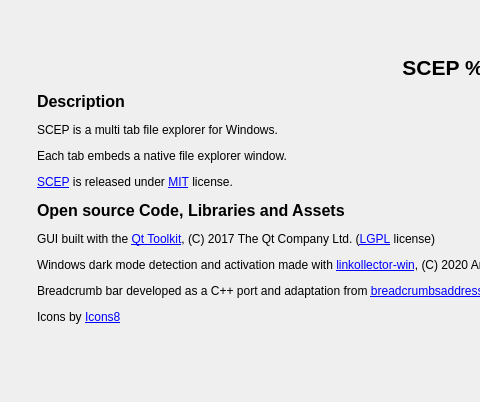
First picture: the form in code/SCEP/forms/SCEP/AboutDialog.ui, repository jhoussay/SCEP, before the edit; both pictures show x 0 to 480 and y 0 to 402 of the 895 by 402 pixel window.
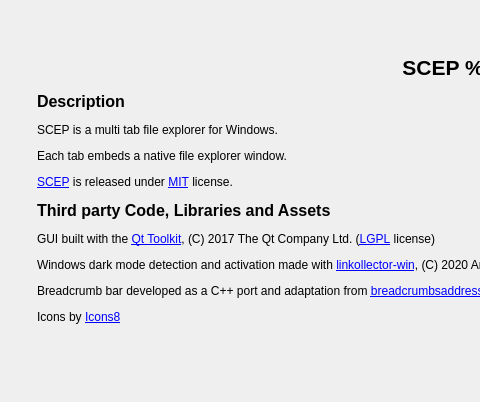
Second picture: the form after the edit. Icons and pictures are not drawn.

```diff
--- a/code/SCEP/forms/SCEP/AboutDialog.ui
+++ b/code/SCEP/forms/SCEP/AboutDialog.ui
@@ -17,7 +17,7 @@
    <item row="1" column="1">
     <widget class="QLabel" name="aboutLabel">
      <property name="text">
-      <string>&lt;html&gt;&lt;head/&gt;&lt;body&gt;&lt;p align=&quot;center&quot;&gt;&lt;span style=&quot; font-size:16pt; font-weight:700;&quot;&gt;SCEP %1   &lt;/span&gt;&lt;span style=&quot; font-weight:700;&quot;&gt;%2&lt;/span&gt;&lt;/p&gt;&lt;p&gt;&lt;span style=&quot; font-size:12pt; font-weight:700;&quot;&gt;Description&lt;/span&gt;&lt;/p&gt;&lt;p&gt;SCEP is a multi tab file explorer for Windows.&lt;/p&gt;&lt;p&gt;Each tab embeds a native file explorer window.&lt;/p&gt;&lt;p&gt;&lt;a href=&quot;https://github.com/jhoussay/SCEP&quot;&gt;&lt;span style=&quot; text-decoration: underline; color:#0000ff;&quot;&gt;SCEP&lt;/span&gt;&lt;/a&gt; is released under &lt;a href=&quot;%3&quot;&gt;&lt;span style=&quot; text-decoration: underline; color:#0000ff;&quot;&gt;MIT&lt;/span&gt;&lt;/a&gt; license.&lt;/p&gt;&lt;p&gt;&lt;span style=&quot; font-size:12pt; font-weight:700;&quot;&gt;Open source Code, Libraries and Assets&lt;/span&gt;&lt;/p&gt;&lt;p&gt;GUI built with the &lt;a href=&quot;www.qt.io&quot;&gt;&lt;span style=&quot; text-decoration: underline; color:#0000ff;&quot;&gt;Qt Toolkit&lt;/span&gt;&lt;/a&gt;, (C) 2017 The Qt Company Ltd. (&lt;a href=&quot;%4&quot;&gt;&lt;span style=&quot; text-decoration: underline; color:#0000ff;&quot;&gt;LGPL&lt;/span&gt;&lt;/a&gt; license)&lt;/p&gt;&lt;p&gt;Windows dark mode detection and activation made with &lt;a href=&quot;https://github.com/Longhanks/linkollector-win&quot;&gt;&lt;span style=&quot; text-decoration: underline; color:#0000ff;&quot;&gt;linkollector-win&lt;/span&gt;&lt;/a&gt;, (C) 2020 Andreas Schulz (&lt;a href=&quot;%5&quot;&gt;&lt;span style=&quot; text-decoration: underline; color:#0000ff;&quot;&gt;MIT&lt;/span&gt;&lt;/a&gt; license)&lt;/p&gt;&lt;p&gt;Breadcrumb bar developed as a C++ port and adaptation from &lt;a href=&quot;https://github.com/Winand/breadcrumbsaddressbar&quot;&gt;&lt;span style=&quot; text-decoration: underline; color:#0000ff;&quot;&gt;breadcrumbsaddressbar&lt;/span&gt;&lt;/a&gt;, (C) 2019 Makarov Andrey (&lt;a href=&quot;%6&quot;&gt;&lt;span style=&quot; text-decoration: underline; color:#0000ff;&quot;&gt;MIT&lt;/span&gt;&lt;/a&gt; license)&lt;/p&gt;&lt;p&gt;Icons by &lt;a href=&quot;https://icons8.com&quot;&gt;&lt;span style=&quot; text-decoration: underline; color:#0000ff;&quot;&gt;Icons8&lt;/span&gt;&lt;/a&gt;&lt;/p&gt;&lt;/body&gt;&lt;/html&gt;</string>
+      <string>&lt;html&gt;&lt;head/&gt;&lt;body&gt;&lt;p align=&quot;center&quot;&gt;&lt;span style=&quot; font-size:16pt; font-weight:700;&quot;&gt;SCEP %1 &lt;/span&gt;&lt;span style=&quot; font-weight:700;&quot;&gt;%2&lt;/span&gt;&lt;/p&gt;&lt;p&gt;&lt;span style=&quot; font-size:12pt; font-weight:700;&quot;&gt;Description&lt;/span&gt;&lt;/p&gt;&lt;p&gt;SCEP is a multi tab file explorer for Windows.&lt;/p&gt;&lt;p&gt;Each tab embeds a native file explorer window.&lt;/p&gt;&lt;p&gt;&lt;a href=&quot;https://github.com/jhoussay/SCEP&quot;&gt;&lt;span style=&quot; text-decoration: underline; color:#0000ff;&quot;&gt;SCEP&lt;/span&gt;&lt;/a&gt; is released under &lt;a href=&quot;%3&quot;&gt;&lt;span style=&quot; text-decoration: underline; color:#0000ff;&quot;&gt;MIT&lt;/span&gt;&lt;/a&gt; license.&lt;/p&gt;&lt;p&gt;&lt;span style=&quot; font-size:12pt; font-weight:700;&quot;&gt;Third party Code, Libraries and Assets&lt;/span&gt;&lt;/p&gt;&lt;p&gt;GUI built with the &lt;a href=&quot;www.qt.io&quot;&gt;&lt;span style=&quot; text-decoration: underline; color:#0000ff;&quot;&gt;Qt Toolkit&lt;/span&gt;&lt;/a&gt;, (C) 2017 The Qt Company Ltd. (&lt;a href=&quot;%4&quot;&gt;&lt;span style=&quot; text-decoration: underline; color:#0000ff;&quot;&gt;LGPL&lt;/span&gt;&lt;/a&gt; license)&lt;/p&gt;&lt;p&gt;Windows dark mode detection and activation made with &lt;a href=&quot;https://github.com/Longhanks/linkollector-win&quot;&gt;&lt;span style=&quot; text-decoration: underline; color:#0000ff;&quot;&gt;linkollector-win&lt;/span&gt;&lt;/a&gt;, (C) 2020 Andreas Schulz (&lt;a href=&quot;%5&quot;&gt;&lt;span style=&quot; text-decoration: underline; color:#0000ff;&quot;&gt;MIT&lt;/span&gt;&lt;/a&gt; license)&lt;/p&gt;&lt;p&gt;Breadcrumb bar developed as a C++ port and adaptation from &lt;a href=&quot;https://github.com/Winand/breadcrumbsaddressbar&quot;&gt;&lt;span style=&quot; text-decoration: underline; color:#0000ff;&quot;&gt;breadcrumbsaddressbar&lt;/span&gt;&lt;/a&gt;, (C) 2019 Makarov Andrey (&lt;a href=&quot;%6&quot;&gt;&lt;span style=&quot; text-decoration: underline; color:#0000ff;&quot;&gt;MIT&lt;/span&gt;&lt;/a&gt; license)&lt;/p&gt;&lt;p&gt;Icons by &lt;a href=&quot;https://icons8.com&quot;&gt;&lt;span style=&quot; text-decoration: underline; color:#0000ff;&quot;&gt;Icons8&lt;/span&gt;&lt;/a&gt;&lt;/p&gt;&lt;/body&gt;&lt;/html&gt;</string>
      </property>
      <property name="wordWrap">
       <bool>true</bool>
```
